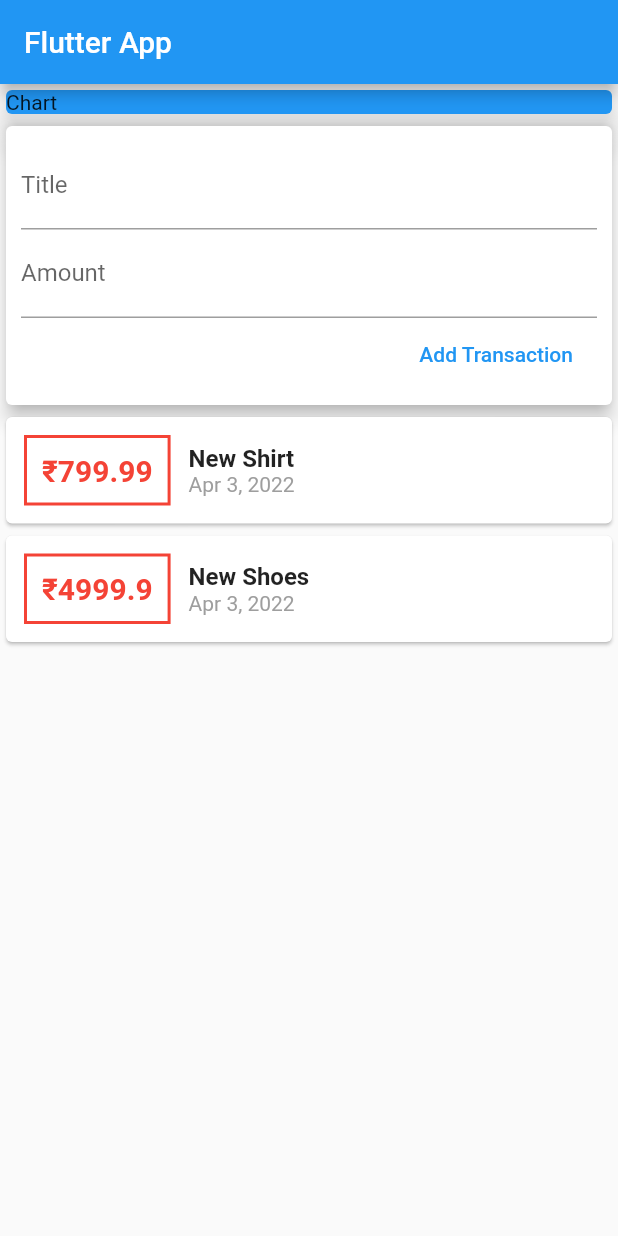
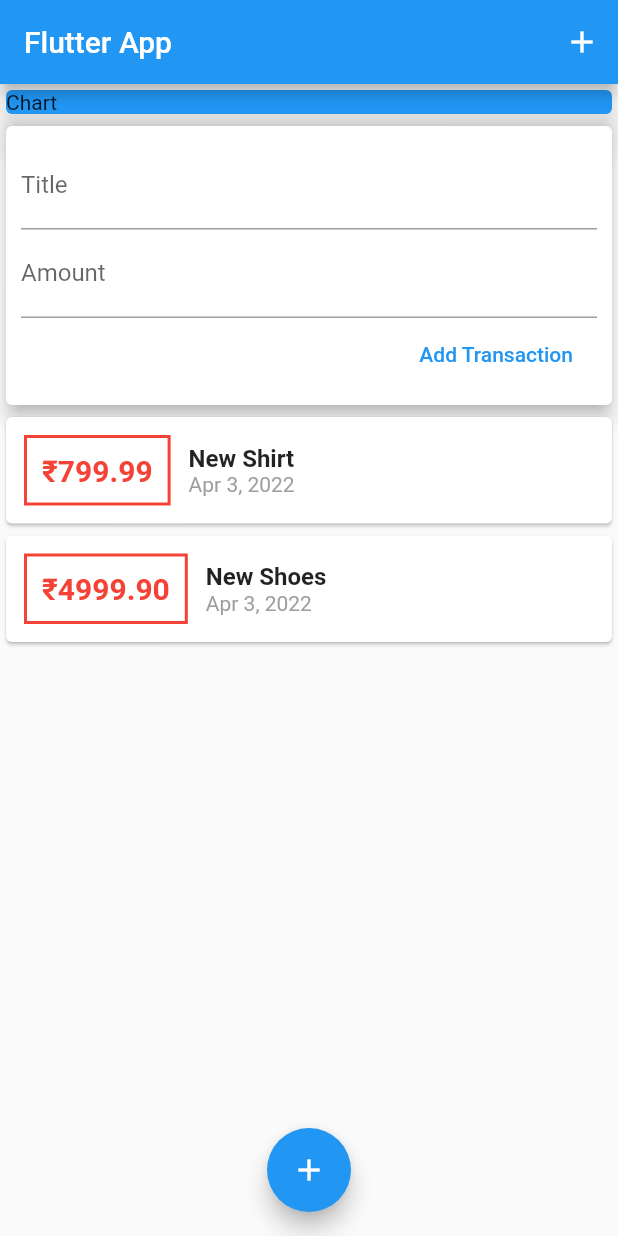
Before and after one commit to shreyashroars/expense_manager, a Flutter app: the screen it shows after launch, after a tap on "Add Transaction", on a phone screen of 412 x 824 dp. Run offline on Flutter 3.47's test engine with Material 2 defaults, Android fonts, the phone set to English and light mode, and no system bars; missing offline and left inert: dart:ffi.

Commit message:
added floating button & appBar Button

```diff
--- a/lib/main.dart
+++ b/lib/main.dart
@@ -29,6 +29,7 @@ class MyHomePage extends StatelessWidget {
     return Scaffold(
       appBar: AppBar(
         title: const Text('Flutter App'),
+        actions: [IconButton(onPressed: () {}, icon: Icon(Icons.add_sharp))],
       ),
       body: SingleChildScrollView(
         child: Column(
@@ -46,6 +47,12 @@ class MyHomePage extends StatelessWidget {
               ),
               UserTransaction(),
             ]),
-        ));
+      ),
+      floatingActionButtonLocation: FloatingActionButtonLocation.centerFloat,
+      floatingActionButton: FloatingActionButton(
+        child: const Icon(Icons.add),
+        onPressed: () {},
+      ),
+    );
   }
 }
--- a/lib/widgets/new_transaction.dart
+++ b/lib/widgets/new_transaction.dart
@@ -1,3 +1,5 @@
+import 'dart:ffi';
+
 import 'package:flutter/material.dart';
 
 // ignore: use_key_in_widget_constructors
@@ -7,6 +9,17 @@ class NewTransaction extends StatelessWidget {
   final titleController = TextEditingController();
   final amountController = TextEditingController();
   NewTransaction(this.addTx);
+
+  void SubmitData() {
+    final enteredTitle = titleController.text;
+    final enteredAmount = double.parse(amountController.text);
+    if (enteredTitle.isEmpty || enteredAmount <= 0) return;
+    addTx(
+      enteredTitle,
+      enteredAmount,
+    );
+  }
+
   @override
   Widget build(BuildContext context) {
     return Card(
@@ -20,11 +33,20 @@ class NewTransaction extends StatelessWidget {
               decoration: const InputDecoration(labelText: 'Title'),
               //onChanged: (value) => titleValue = value,
               controller: titleController,
+              onSubmitted: (_) {
+                SubmitData();
+              },
             ),
             TextField(
               decoration: const InputDecoration(labelText: 'Amount'),
+
               // onChanged: (value) => amountValue = value,
               controller: amountController,
+              keyboardType:
+                  const TextInputType.numberWithOptions(decimal: true),
+              onSubmitted: (_) {
+                SubmitData();
+              },
             ),
             //Note: here addTx is a pointer to the function _addNewTransaction method
             //of the _UserTransaction class. This is req. bcos both the method and class
@@ -33,10 +55,7 @@ class NewTransaction extends StatelessWidget {
             // pointer and then pass it to a constructor and then we can use it anywhere inside
             //this class
             FlatButton(
-                onPressed: () {
-                  addTx(titleController.text,
-                      double.parse(amountController.text));
-                },
+                onPressed: SubmitData,
                 child: const Text(
                   'Add Transaction',
                   style: TextStyle(color: Colors.blue),
--- a/lib/widgets/transaction_list.dart
+++ b/lib/widgets/transaction_list.dart
@@ -17,8 +17,9 @@ class TransactionList extends StatelessWidget {
   Widget build(BuildContext context) {
     return Container(
       height: 400,
-      child: ListView(
-        children: transactions.map((tx) {
+      child: ListView.builder(
+        itemCount: transactions.length,
+        itemBuilder: (context, index) {
           return Card(
             child: Row(
               children: [
@@ -31,7 +32,8 @@ class TransactionList extends StatelessWidget {
                     width: 2,
                   )),
                   padding: const EdgeInsets.all(10),
-                  child: Text('\u{20B9}${tx.amount}',
+                  child: Text(
+                      '\u{20B9}${transactions[index].amount.toStringAsFixed(2)}',
                       style: const TextStyle(
                           fontWeight: FontWeight.bold,
                           fontSize: 20,
@@ -41,12 +43,12 @@ class TransactionList extends StatelessWidget {
                   crossAxisAlignment: CrossAxisAlignment.start,
                   children: [
                     Text(
-                      tx.title,
+                      transactions[index].title,
                       style: const TextStyle(
                           fontWeight: FontWeight.bold, fontSize: 16),
                     ),
                     Text(
-                      DateFormat.yMMMd().format(tx.date),
+                      DateFormat.yMMMd().format(transactions[index].date),
                       style: const TextStyle(color: Colors.grey),
                     ),
                   ],
@@ -54,7 +56,7 @@ class TransactionList extends StatelessWidget {
               ],
             ),
           );
-        }).toList(),
+        },
       ),
     );
   }
```
Lines whose indentation alone changed are shown as unchanged.
